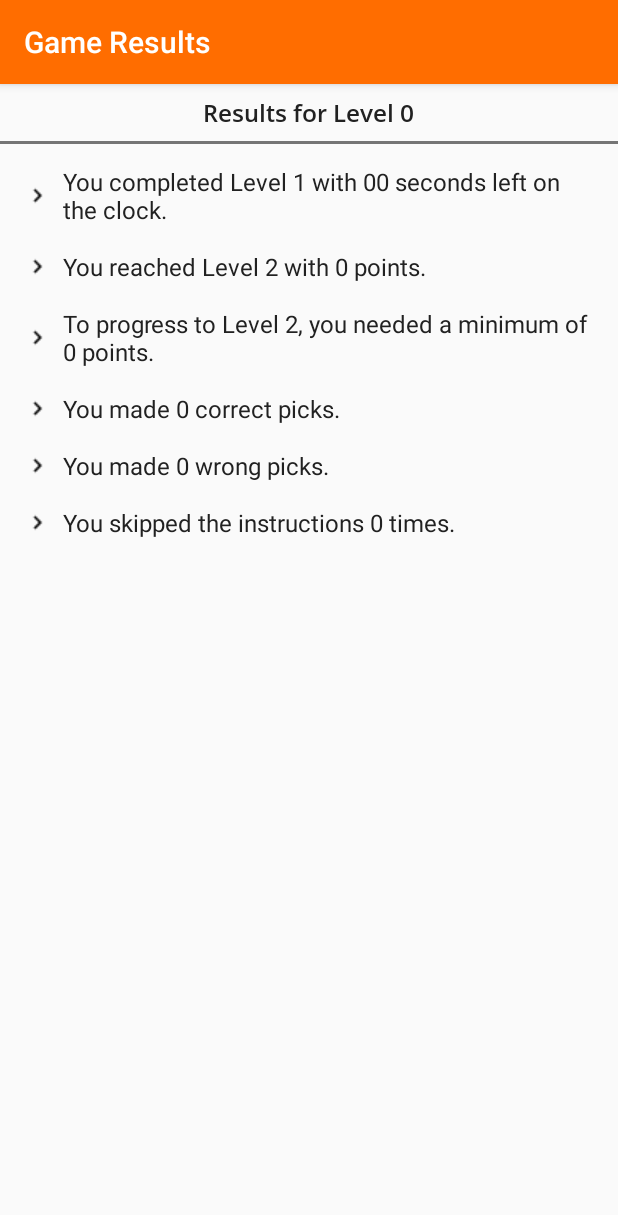
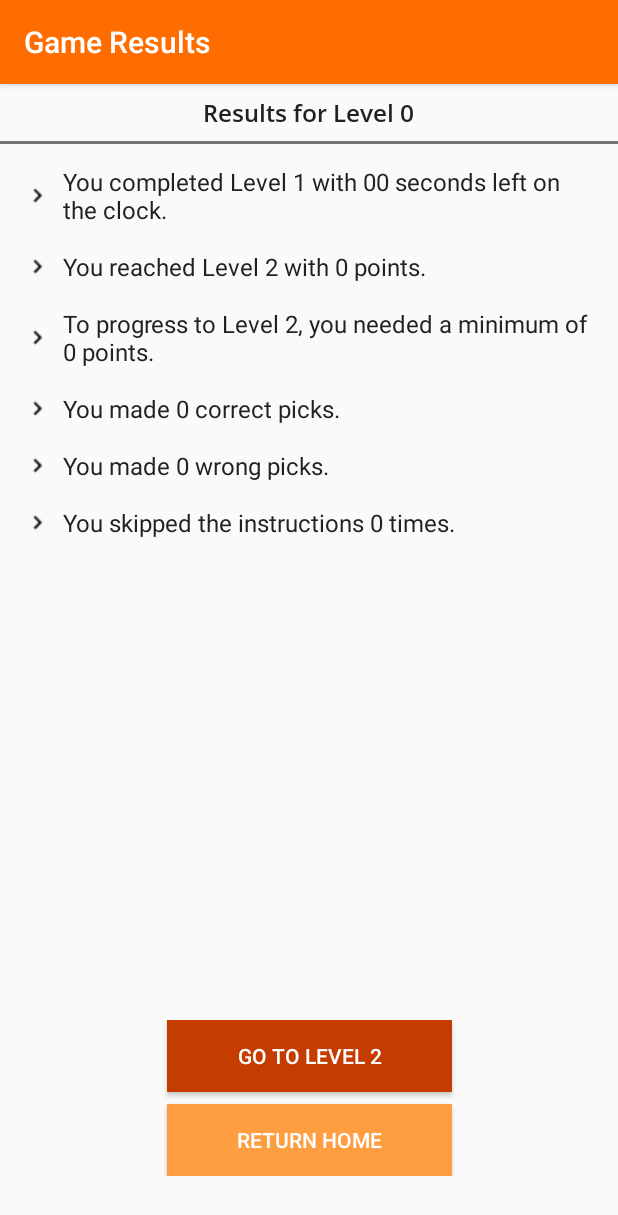
Before and after one commit to IsaacAsante/ColorCards, an Android app: the GameResultActivity screen opened directly, with no data from a screen before it, on a phone screen of 412 x 824 dp. Shown: the top 1215 px of the screen. Run offline under Robolectric (Android 15) with nearby library versions, the phone set to English and light mode, and no system bars; our stand-ins replace AdMob; libraries missing offline, so code that uses them is left out: com.applovin.sdk; 9 statements that could not run were skipped.

Commit message:
Addition of buttons on activity_game_result.xml

```diff
--- a/src/main/res/layout/activity_game_result.xml
+++ b/src/main/res/layout/activity_game_result.xml
@@ -1,5 +1,6 @@
 <?xml version="1.0" encoding="utf-8"?>
 <RelativeLayout xmlns:android="http://schemas.android.com/apk/res/android"
+    xmlns:app="http://schemas.android.com/apk/res-auto"
     xmlns:tools="http://schemas.android.com/tools"
     android:layout_width="match_parent"
     android:layout_height="match_parent"
@@ -20,8 +21,8 @@
     <View
         android:layout_width="match_parent"
         android:layout_height="2dp"
-        android:background="@color/grey"
-        android:layout_below="@id/textView_ResultsHeader" />
+        android:layout_below="@id/textView_ResultsHeader"
+        android:background="@color/grey" />
 
 
     <TextView
@@ -74,5 +75,42 @@
         android:layout_below="@id/textView_YourWrongAnswers_Label"
         android:text="You skipped the instructions " />
 
+    <android.support.constraint.ConstraintLayout
+        android:layout_width="match_parent"
+        android:layout_height="wrap_content"
+        android:layout_alignParentBottom="true"
+        android:padding="16dp"
+        android:layout_marginBottom="24dp">
+
+        <Button
+            android:id="@+id/button_ProceedToNextLevel"
+            android:layout_width="0dp"
+            android:layout_height="wrap_content"
+            android:text="Go to Level 2"
+            app:layout_constraintEnd_toEndOf="parent"
+            app:layout_constraintStart_toStartOf="parent"
+            app:layout_constraintTop_toTopOf="parent"
+            app:layout_constraintWidth_default="percent"
+            app:layout_constraintWidth_percent="0.5"
+            android:background="@color/colorPrimaryDark"
+            android:textColor="@color/primaryTextColor" />
+
+        <Button
+            android:id="@+id/button_ReturnHome"
+            android:layout_width="0dp"
+            android:layout_height="wrap_content"
+            android:text="Return Home"
+            app:layout_constraintBottom_toBottomOf="parent"
+            android:layout_marginTop="8dp"
+            app:layout_constraintEnd_toEndOf="parent"
+            app:layout_constraintStart_toStartOf="parent"
+            app:layout_constraintTop_toBottomOf="@id/button_ProceedToNextLevel"
+            app:layout_constraintWidth_default="percent"
+            app:layout_constraintWidth_percent="0.5"
+            android:background="@color/colorPrimaryLight"
+            android:textColor="@color/primaryTextColor"/>
+
+    </android.support.constraint.ConstraintLayout>
+
 
 </RelativeLayout>
```
